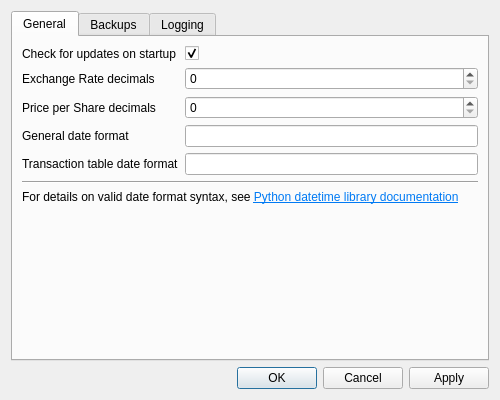
Above: src/views/ui_files/forms/settings_form.ui from JakubFranek/Kapytal before the change. Below: the same form after it.
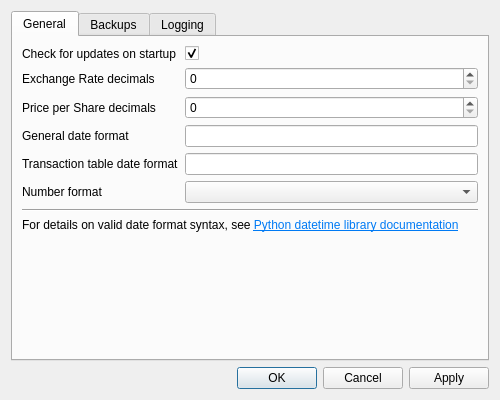
That is the form after the change.

Commit message:
Implement NumberFormat in UserSettings and UI
Improve FAQ.

Diff of the .ui file:
```diff
--- a/src/views/ui_files/forms/settings_form.ui
+++ b/src/views/ui_files/forms/settings_form.ui
@@ -109,6 +109,16 @@
            </property>
           </widget>
          </item>
+         <item row="5" column="0">
+          <widget class="QLabel" name="numberFormatLabel">
+           <property name="text">
+            <string>Number format</string>
+           </property>
+          </widget>
+         </item>
+         <item row="5" column="1">
+          <widget class="QComboBox" name="numberFormatComboBox"/>
+         </item>
         </layout>
        </item>
        <item>
```
The commit also changes 6 other files.
